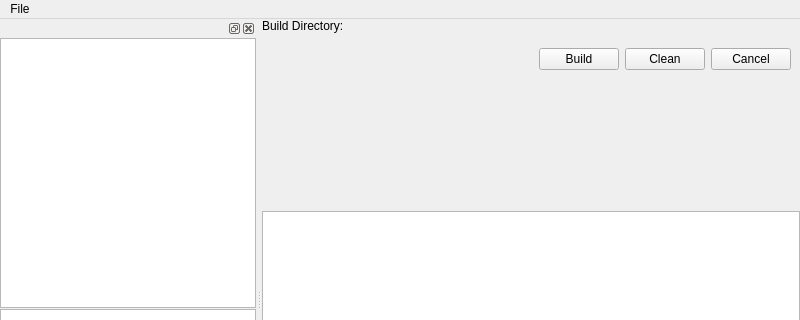
Old version of the form mainwindow.ui in the repository ABBAPOH/qbs-ui; both pictures show x 0 to 800 and y 0 to 320 of the 800 by 600 pixel window.
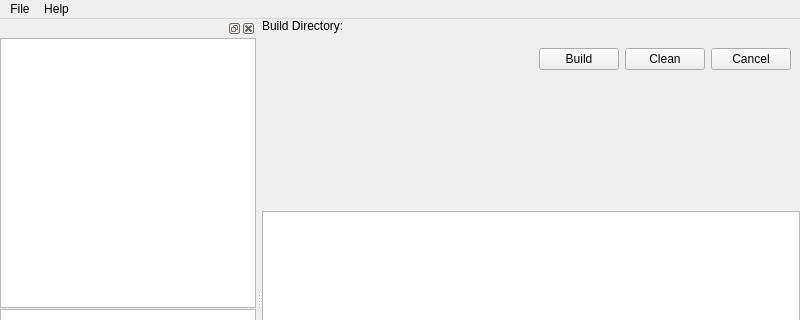
New version of the form. Custom widgets are drawn as their Qt base class.

Commit message: unique_ptr for ui

```diff
--- a/mainwindow.ui
+++ b/mainwindow.ui
@@ -149,8 +149,17 @@
      <string>File</string>
     </property>
     <addaction name="actionOpen"/>
+    <addaction name="separator"/>
+    <addaction name="actionQuit"/>
+   </widget>
+   <widget class="QMenu" name="menuHelp">
+    <property name="title">
+     <string>Help</string>
+    </property>
+    <addaction name="actionAboutQt"/>
    </widget>
    <addaction name="menuFile"/>
+   <addaction name="menuHelp"/>
   </widget>
   <widget class="QStatusBar" name="statusbar"/>
   <widget class="QDockWidget" name="dockWidget">
```
Left out of the diff: 19 changed lines with no effect on the pictures. The commit also changes 2 other files.
